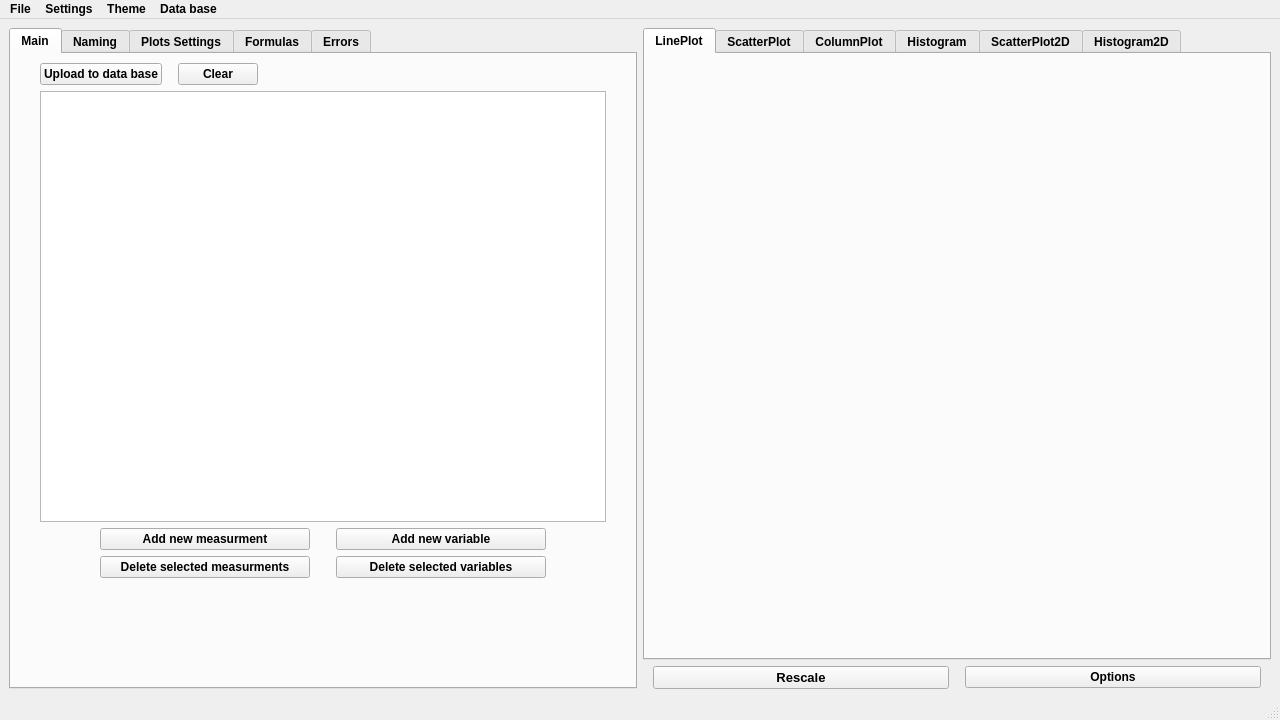
Above: main/mainwindow.ui from Kirikus/2024_Experiments before the change. Below: the same form after it.
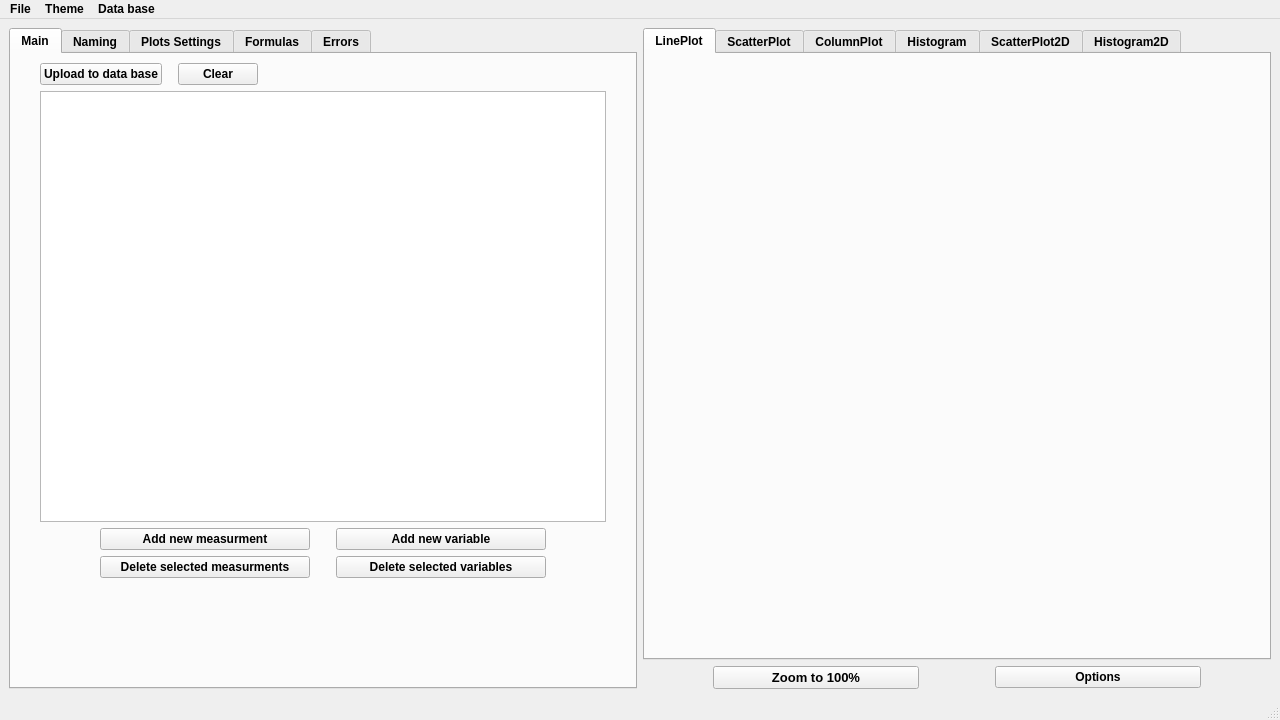
That is the form after the change. Custom widgets are drawn as their Qt base class.

Commit message: changes: -optionsBtn shows only when they are working -updated initial csv -rescaleBtn -> zoomBtn

The edit to the form file:
```diff
--- a/main/mainwindow.ui
+++ b/main/mainwindow.ui
@@ -603,7 +603,7 @@
           </property>
           <property name="sizeHint" stdset="0">
            <size>
-            <width>10</width>
+            <width>70</width>
             <height>20</height>
            </size>
           </property>
@@ -618,7 +618,7 @@
            </font>
           </property>
           <property name="text">
-           <string>Rescale</string>
+           <string>Zoom to 100%</string>
           </property>
          </widget>
         </item>
@@ -632,7 +632,7 @@
           </property>
           <property name="sizeHint" stdset="0">
            <size>
-            <width>10</width>
+            <width>70</width>
             <height>20</height>
            </size>
           </property>
@@ -655,7 +655,7 @@
           </property>
           <property name="sizeHint" stdset="0">
            <size>
-            <width>10</width>
+            <width>70</width>
             <height>20</height>
            </size>
           </property>
@@ -677,11 +677,6 @@
      <height>17</height>
     </rect>
    </property>
-   <widget class="QMenu" name="menuSettings">
-    <property name="title">
-     <string>Settings</string>
-    </property>
-   </widget>
    <widget class="QMenu" name="menuTheme">
     <property name="title">
      <string>Theme</string>
@@ -705,7 +700,6 @@
     <addaction name="actionCreateODF"/>
    </widget>
    <addaction name="menuFile"/>
-   <addaction name="menuSettings"/>
    <addaction name="menuTheme"/>
    <addaction name="menuData_base"/>
   </widget>
```
Left out of the diff: 108 changed lines with no effect on the pictures. The commit also changes 3 other files.
